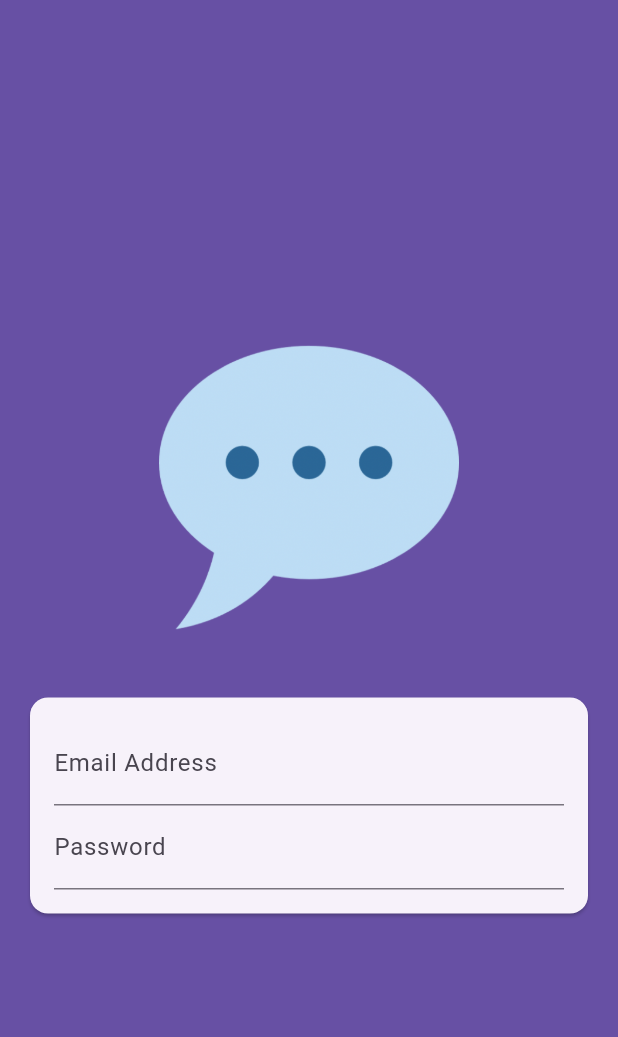
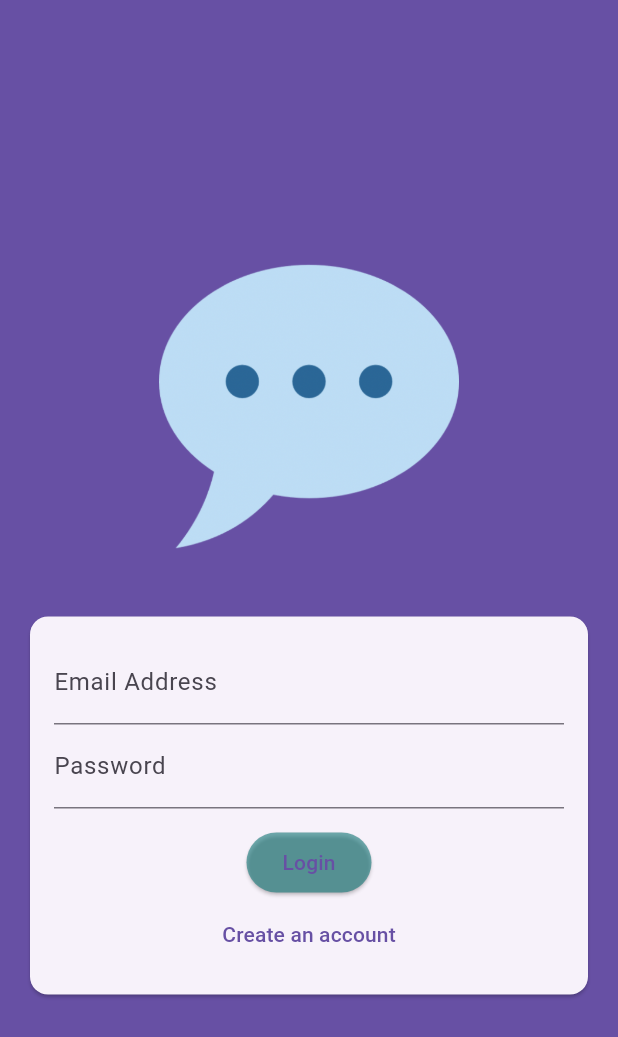
Before and after one commit to TrongBinhLe/flutter-Chat, a Flutter app: the screen it shows after launch, on a phone screen of 412 x 824 dp. Shown: the top 1037 px of the screen. Run offline on Flutter 3.47's test engine with Material 3 defaults, Android fonts, the phone set to English and light mode, and no system bars.

Commit message:
adding button and modes to the Authentication screen

```diff
--- a/lib/screens/authScreen.dart
+++ b/lib/screens/authScreen.dart
@@ -11,6 +11,8 @@ class AuthScreen extends StatefulWidget {
 }
 
 class _AuthScreen extends State<AuthScreen> {
+  var _isLogin = true;
+
   @override
   Widget build(BuildContext context) {
     return Scaffold(
@@ -51,6 +53,24 @@ class _AuthScreen extends State<AuthScreen> {
                                 const InputDecoration(labelText: 'Password'),
                             obscureText: true,
                           ),
+                          const SizedBox(
+                            height: 12,
+                          ),
+                          ElevatedButton(
+                              onPressed: () {},
+                              style: ElevatedButton.styleFrom(
+                                  primary: Color.fromRGBO(23, 123, 123, 0.6)),
+                              child: Text(_isLogin ? 'Login' : 'Signup')),
+                          TextButton(
+                            onPressed: () {
+                              setState(() {
+                                _isLogin = _isLogin ? false : true;
+                              });
+                            },
+                            child: Text(_isLogin
+                                ? 'Create an account'
+                                : 'I already have an account'),
+                          ),
                         ],
                       ),
                     ),
```
